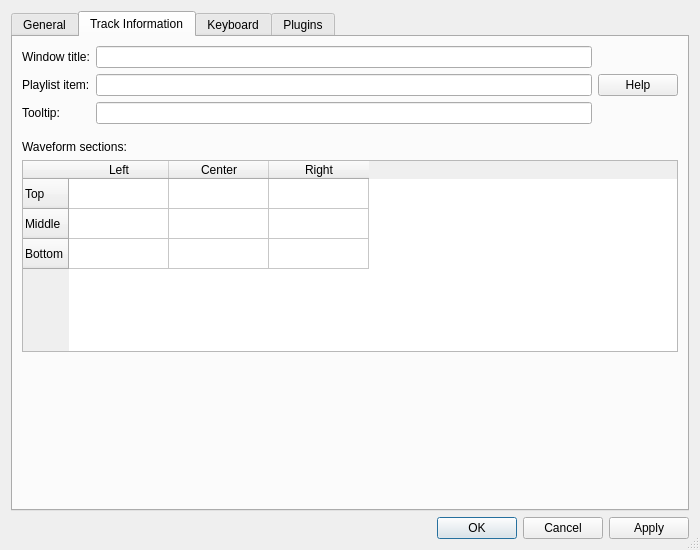
Above: src/preferencesDialog.ui from nulloy/nulloy before the change. Below: the same form after it.
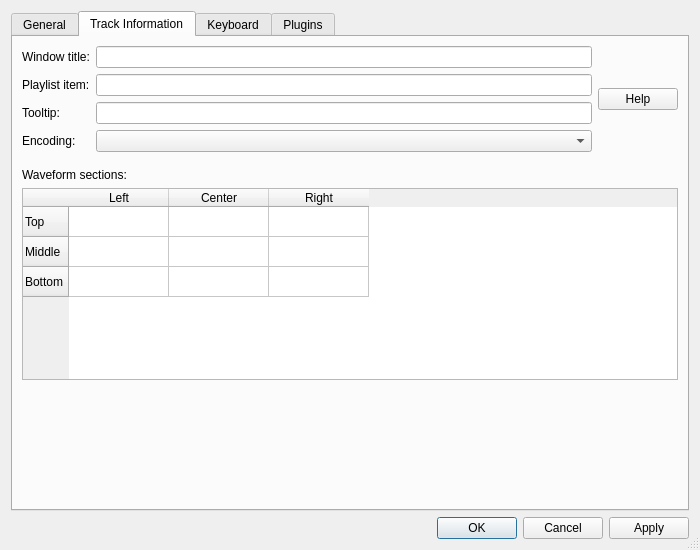
That is the form after the change. The open tabs and pages were chosen to show the change. Custom widgets are drawn as their Qt base class.

Commit message: tags encoding option

Patch:
```diff
--- a/src/preferencesDialog.ui
+++ b/src/preferencesDialog.ui
@@ -515,6 +515,13 @@
               </property>
              </widget>
             </item>
+            <item>
+             <widget class="QLabel" name="encodingTrackInfoLabel">
+              <property name="text">
+               <string>Encoding:</string>
+              </property>
+             </widget>
+            </item>
            </layout>
           </item>
           <item>
@@ -528,6 +535,16 @@
             <item>
              <widget class="QLineEdit" name="tooltipTrackInfoLineEdit"/>
             </item>
+            <item>
+             <widget class="QComboBox" name="encodingTrackInfoComboBox">
+              <property name="minimumSize">
+               <size>
+                <width>200</width>
+                <height>0</height>
+               </size>
+              </property>
+             </widget>
+            </item>
            </layout>
           </item>
           <item>
```
Left out of the diff: 6 changed lines with no effect on the pictures. The commit also changes 15 other files.
